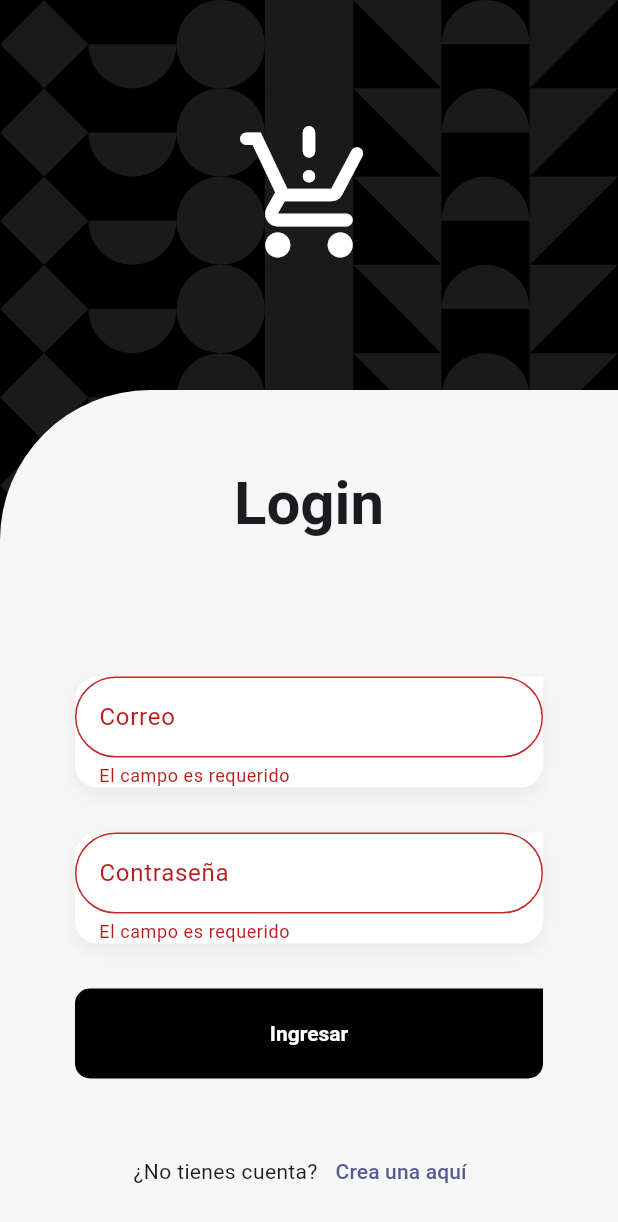
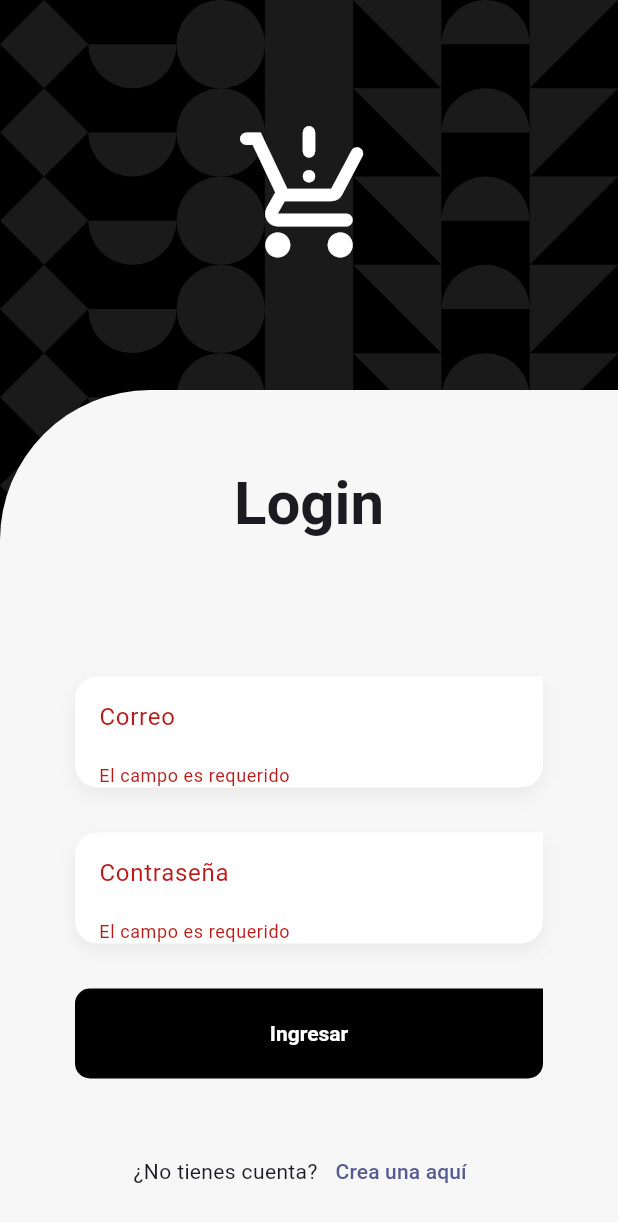
Before and after one commit to xiillii/FlutterMobileUdemy, a Flutter app: the LoginScreen screen opened directly, after a tap on "Ingresar", on a phone screen of 412 x 824 dp. Shown: the top 1222 px of the screen. Run offline on Flutter 3.47's test engine with Material 2 defaults, Android fonts, the phone set to English and light mode, and no system bars; our stand-ins replace animate_do, card_swiper, dio, equatable, firebase_core, firebase_messaging and 9 more; accounts and stored records are empty; generated files the repository leaves out were written again; statements that could not run were skipped; project files that could hold a hidden picture were left out.

Commit message:
TesloApp. Input login verify only required fields

```diff
--- a/Sec026/teslo_app/lib/features/shared/infrastructure/inputs/inputs.dart
+++ b/Sec026/teslo_app/lib/features/shared/infrastructure/inputs/inputs.dart
@@ -1,2 +1,4 @@
 export 'email.dart';
 export 'password.dart';
+export 'login_email.dart';
+export 'login_password.dart';
--- /dev/null
+++ b/Sec026/teslo_app/lib/features/shared/infrastructure/inputs/login_email.dart
@@ -0,0 +1,31 @@
+import 'package:formz/formz.dart';
+
+// Define input validation errors
+enum LoginEmailError { empty }
+
+// Extend FormzInput and provide the input type and error type.
+class LoginEmail extends FormzInput<String, LoginEmailError> {
+  // Call super.pure to represent an unmodified form input.
+  const LoginEmail.pure() : super.pure('');
+
+  // Call super.dirty to represent a modified form input.
+  const LoginEmail.dirty(String value) : super.dirty(value);
+
+  String? get errorMessage {
+    if (isValid || isPure) return null;
+
+    if (displayError == LoginEmailError.empty) {
+      return 'El campo es requerido';
+    }
+
+    return null;
+  }
+
+  // Override validator to handle validating a given input value.
+  @override
+  LoginEmailError? validator(String value) {
+    if (value.isEmpty || value.trim().isEmpty) return LoginEmailError.empty;
+
+    return null;
+  }
+}
--- /dev/null
+++ b/Sec026/teslo_app/lib/features/shared/infrastructure/inputs/login_password.dart
@@ -0,0 +1,31 @@
+import 'package:formz/formz.dart';
+
+// Define input validation errors
+enum LoginPasswordError { empty }
+
+// Extend FormzInput and provide the input type and error type.
+class LoginPassword extends FormzInput<String, LoginPasswordError> {
+  // Call super.pure to represent an unmodified form input.
+  const LoginPassword.pure() : super.pure('');
+
+  // Call super.dirty to represent a modified form input.
+  const LoginPassword.dirty(String value) : super.dirty(value);
+
+  String? get errorMessage {
+    if (isValid || isPure) return null;
+
+    if (displayError == LoginPasswordError.empty) {
+      return 'El campo es requerido';
+    }
+
+    return null;
+  }
+
+  // Override validator to handle validating a given input value.
+  @override
+  LoginPasswordError? validator(String value) {
+    if (value.isEmpty || value.trim().isEmpty) return LoginPasswordError.empty;
+
+    return null;
+  }
+}
--- a/Sec026/teslo_app/lib/features/shared/widgets/custom_text_form_field.dart
+++ b/Sec026/teslo_app/lib/features/shared/widgets/custom_text_form_field.dart
@@ -1,8 +1,6 @@
 import 'package:flutter/material.dart';
 
-
 class CustomTextFormField extends StatelessWidget {
-
   final String? label;
   final String? hint;
   final String? errorMessage;
@@ -24,13 +22,11 @@ class CustomTextFormField extends StatelessWidget {
 
   @override
   Widget build(BuildContext context) {
-
     final colors = Theme.of(context).colorScheme;
 
     final border = OutlineInputBorder(
         borderSide: const BorderSide(color: Colors.transparent),
-      borderRadius: BorderRadius.circular(40)
-    );
+        borderRadius: BorderRadius.circular(40));
 
     const borderRadius = Radius.circular(15);
 
@@ -38,27 +34,31 @@ class CustomTextFormField extends StatelessWidget {
       // padding: const EdgeInsets.only(bottom: 0, top: 15),
       decoration: BoxDecoration(
           color: Colors.white,
-        borderRadius: const BorderRadius.only(topLeft: borderRadius, bottomLeft: borderRadius, bottomRight: borderRadius ),
+          borderRadius: const BorderRadius.only(
+              topLeft: borderRadius,
+              bottomLeft: borderRadius,
+              bottomRight: borderRadius),
           boxShadow: [
             BoxShadow(
                 color: Colors.black.withOpacity(0.06),
                 blurRadius: 10,
-            offset: const Offset(0,5)
-          )
-        ]
-      ),
+                offset: const Offset(0, 5))
+          ]),
       child: TextFormField(
         onChanged: onChanged,
         validator: validator,
         obscureText: obscureText,
         keyboardType: keyboardType,
-        style: const TextStyle( fontSize: 20, color: Colors.black54 ),
+        style: const TextStyle(fontSize: 20, color: Colors.black54),
         decoration: InputDecoration(
-          floatingLabelStyle: const TextStyle(color: Colors.black, fontWeight: FontWeight.bold, fontSize: 18),
+          floatingLabelStyle: const TextStyle(
+              color: Colors.black, fontWeight: FontWeight.bold, fontSize: 18),
           enabledBorder: border,
           focusedBorder: border,
-          errorBorder: border.copyWith( borderSide: BorderSide( color: Colors.red.shade800 )),
-          focusedErrorBorder: border.copyWith( borderSide: BorderSide( color: Colors.red.shade800 )),
+          errorBorder: border.copyWith(
+              borderSide: const BorderSide(color: Colors.transparent)),
+          focusedErrorBorder: border.copyWith(
+              borderSide: const BorderSide(color: Colors.transparent)),
           isDense: true,
           label: label != null ? Text(label!) : null,
           hintText: hint,
```
Also changed, not shown: Sec026/teslo_app/lib/features/auth/presentation/providers/login_form_provider.dart (+10 -10 lines). Lines whose indentation alone changed are shown as unchanged.
